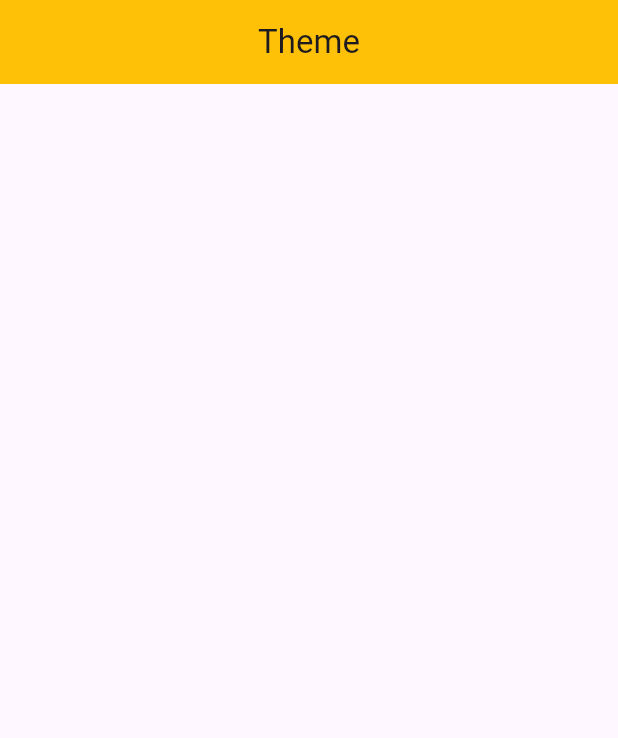
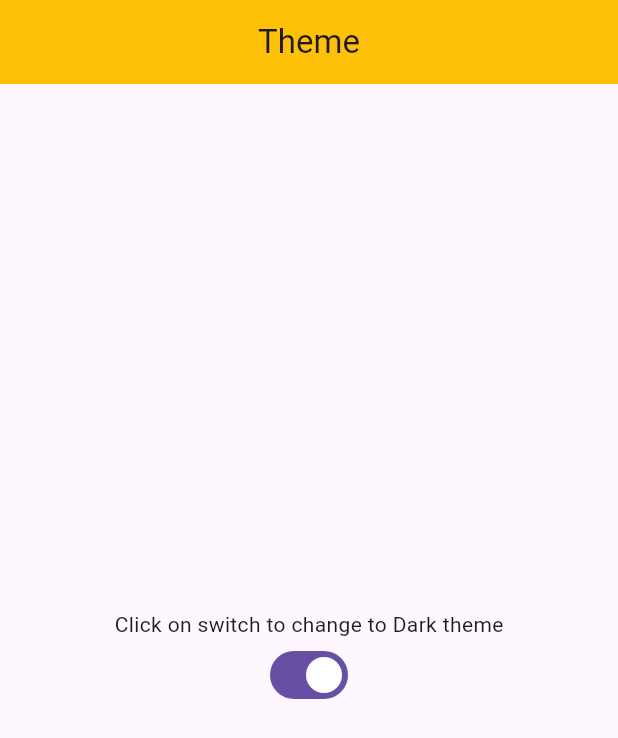
Before and after one commit to alazad214/thememode, a Flutter app: the screen it shows after launch, on a phone screen of 412 x 824 dp. Shown: the top 738 px of the screen. Run offline on Flutter 3.47's test engine with Material 3 defaults, Android fonts, the phone set to English and light mode, and no system bars; our stand-ins replace get, shared_preferences.

Commit message:
theme added

```diff
--- /dev/null
+++ b/lib/controllers/theme_controller.dart
@@ -0,0 +1,48 @@
+import 'package:flutter/material.dart';
+import 'package:get/get.dart';
+import 'package:shared_preferences/shared_preferences.dart';
+
+class ThemeController extends GetxController {
+  final darkTheme = ThemeData(
+    brightness: Brightness.dark,
+    primaryColor: Colors.amber,
+    buttonTheme: ButtonThemeData(
+      buttonColor: Colors.amber,
+      disabledColor: Colors.grey,
+    ),
+  );
+
+  final lightTheme = ThemeData(
+    brightness: Brightness.light,
+    primaryColor: Colors.blue,
+    buttonTheme: ButtonThemeData(
+      buttonColor: Colors.blue,
+      disabledColor: Colors.grey,
+    ),
+  );
+
+  final isLightTheme = true.obs;
+  late SharedPreferences _prefs;
+
+  @override
+  void onInit() {
+    super.onInit();
+    _loadThemeFromPrefs();
+  }
+
+  Future<void> _loadThemeFromPrefs() async {
+    _prefs = await SharedPreferences.getInstance();
+    isLightTheme.value = _prefs.getBool('isLightTheme') ?? true;
+    updateTheme();
+  }
+
+  void updateTheme() {
+    Get.changeThemeMode(isLightTheme.value ? ThemeMode.light : ThemeMode.dark);
+  }
+
+  void toggleTheme() {
+    isLightTheme.value = !isLightTheme.value;
+    _prefs.setBool('isLightTheme', isLightTheme.value);
+    updateTheme();
+  }
+}
--- a/lib/main.dart
+++ b/lib/main.dart
@@ -1,16 +1,26 @@
 import 'package:flutter/material.dart';
+import 'package:get/get.dart';
 import 'package:thememode/screens/home_screen.dart';
+import 'controllers/theme_controller.dart';
 
 void main() {
-  runApp(const MyApp());
+  runApp(MyApp());
 }
 
 class MyApp extends StatelessWidget {
-  const MyApp({super.key});
+  MyApp({super.key, });
 
-  // This widget is the root of your application.
+  final themeController = Get.put(ThemeController());
+
   @override
   Widget build(BuildContext context) {
-    return MaterialApp(debugShowCheckedModeBanner: false, home: HomeScreen());
+    return GetMaterialApp(
+      theme: themeController.lightTheme,
+      darkTheme: themeController.darkTheme,
+      themeMode: ThemeMode.system,
+      debugShowCheckedModeBanner: false,
+      home: HomeScreen(),
+
+    );
   }
 }
--- a/lib/screens/home_screen.dart
+++ b/lib/screens/home_screen.dart
@@ -1,16 +1,43 @@
+import 'package:flutter/cupertino.dart';
 import 'package:flutter/material.dart';
+import 'package:get/get.dart';
+import 'package:get/get_core/src/get_main.dart';
+
+import '../controllers/theme_controller.dart';
 
 class HomeScreen extends StatelessWidget {
-  const HomeScreen({super.key});
-
   @override
   Widget build(BuildContext context) {
+    final themeController = Get.put(ThemeController());
     return Scaffold(
       appBar: AppBar(
         title: const Text("Theme"),
         centerTitle: true,
         backgroundColor: Colors.amber,
       ),
+      body: Container(
+        child: Center(
+          child: Column(
+            mainAxisAlignment: MainAxisAlignment.center,
+            children: [
+              Obx(
+                () => Text(
+                  'Click on switch to change to ${themeController.isLightTheme.value ? 'Dark' : 'Light'} theme',
+                ),
+              ),
+              ObxValue(
+                (data) => Switch(
+                  value: themeController.isLightTheme.value,
+                  onChanged: (val) {
+                    themeController.toggleTheme();
+                  },
+                ),
+                false.obs,
+              ),
+            ],
+          ),
+        ),
+      ),
     );
   }
 }
--- a/pubspec.yaml
+++ b/pubspec.yaml
@@ -35,6 +35,10 @@ dependencies:
   # The following adds the Cupertino Icons font to your application.
   # Use with the CupertinoIcons class for iOS style icons.
   cupertino_icons: ^1.0.2
+  get: ^4.3.8
+  shared_preferences:
+  get_storage: ^2.1.1
+  provider: ^6.1.2
 
 dev_dependencies:
   flutter_test:
```
Also changed, not shown: lib/utils.dart (added, +17 -0 lines), pubspec.lock, 3 other files.
